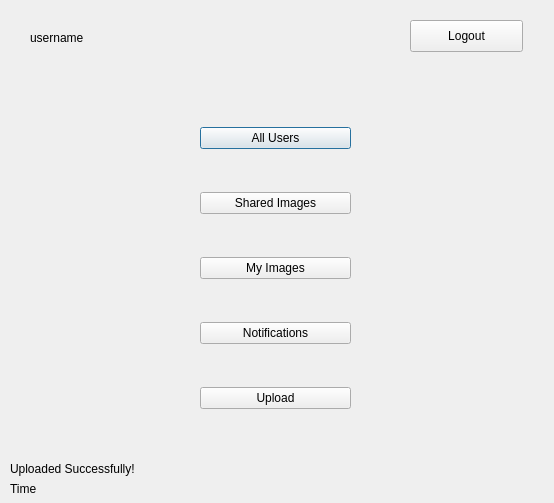
SammySamer/Distributed-System-Image-Sharing-Platform, file GUIFiles/profile.ui: the form before one commit.
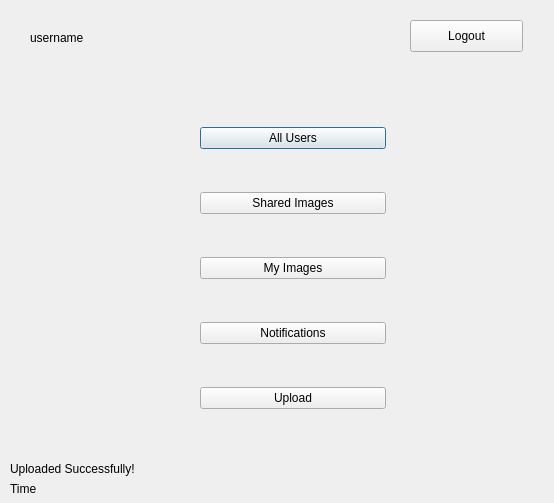
The form after the commit.

```diff
--- a/GUIFiles/profile.ui
+++ b/GUIFiles/profile.ui
@@ -31,7 +31,7 @@
     <rect>
      <x>200</x>
      <y>90</y>
-     <width>151</width>
+     <width>186</width>
      <height>361</height>
     </rect>
    </property>
```
Left out of the diff: 2 changed lines with no effect on the pictures.
